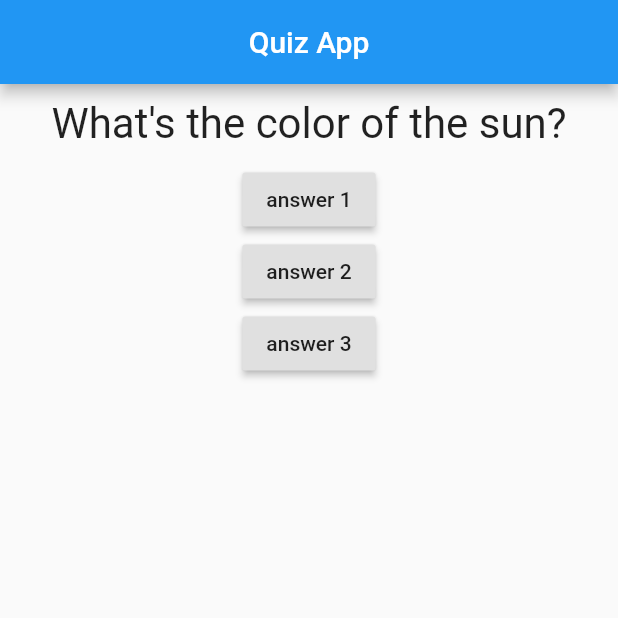
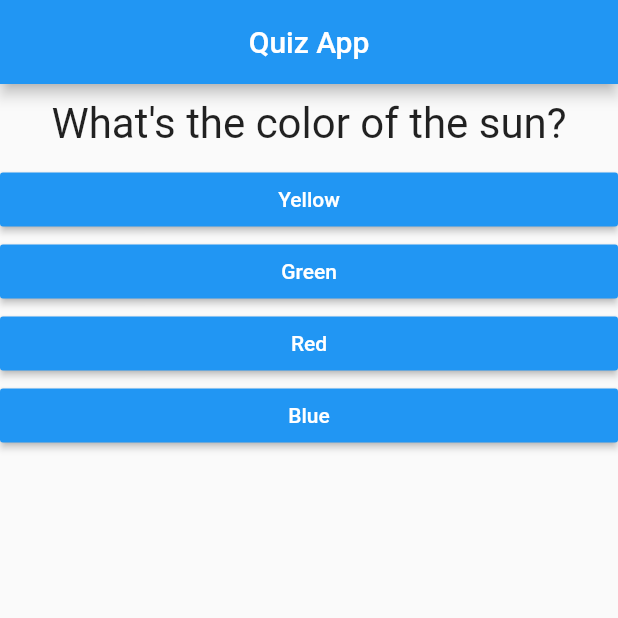
Before and after one commit to Mohammed-Benotmane/Quizz-App, a Flutter app: the screen it shows after launch, on a phone screen of 412 x 824 dp, the top half of it. Run offline on Flutter 3.47's test engine with Material 2 defaults, Android fonts, the phone set to English and light mode, and no system bars.

Commit message:
add questions

```diff
--- a/lib/answer.dart
+++ b/lib/answer.dart
@@ -0,0 +1,20 @@
+import 'package:flutter/material.dart';
+
+class Answer extends StatelessWidget {
+  final Function answerFunction;
+  final String answerText;
+  Answer(this.answerFunction,this.answerText);
+
+  @override
+  Widget build(BuildContext context) {
+    return Container(
+      width: double.infinity,
+      child: RaisedButton(
+        color: Colors.blue,
+        textColor: Colors.white,
+        onPressed: answerFunction,
+        child: Text(answerText),
+      ),
+    );
+  }
+}
--- a/lib/main.dart
+++ b/lib/main.dart
@@ -1,4 +1,5 @@
 import 'package:flutter/material.dart';
+import 'package:quizzapp/answer.dart';
 import 'package:quizzapp/question.dart';
 
 void main() {
@@ -23,9 +24,18 @@ class _MyAppState extends State<MyApp> {
   @override
   Widget build(BuildContext context) {
     var questions = [
-      "What\'s the color of the sun?",
-      "What\'s the currency of germany?",
-      "Who\'s the richest man in the world?",
+      {
+        'questionText': "What\'s the color of the sun?",
+        'answers': ['Yellow', 'Green', 'Red',"Blue"],
+      },
+      {
+        'questionText': "What\'s the currency of germany?",
+        'answers': ['Dinars', 'Euro', 'Dollars'],
+      },
+      {
+        'questionText': "Who\'s the richest man in the world?",
+        'answers': ['Elon Musk', 'Cristiano Ronaldo', 'Leonardo Dicaprio'],
+      },
     ];
     return MaterialApp(
       home: Scaffold(
@@ -35,10 +45,10 @@ class _MyAppState extends State<MyApp> {
         ),
         body: Column(
           children: [
-            Question(questions[_questionIndex]),
-            RaisedButton(onPressed: _answerQuestion, child: Text("answer 1")),
-            RaisedButton(onPressed: _answerQuestion, child: Text("answer 2")),
-            RaisedButton(onPressed: _answerQuestion, child: Text("answer 3")),
+            Question(questions[_questionIndex]['questionText']),
+            ...(questions[_questionIndex]['answers'] as List<String>).map((answer){
+              return Answer(_answerQuestion,answer);
+            }).toList()
           ],
         ),
       ),
```
